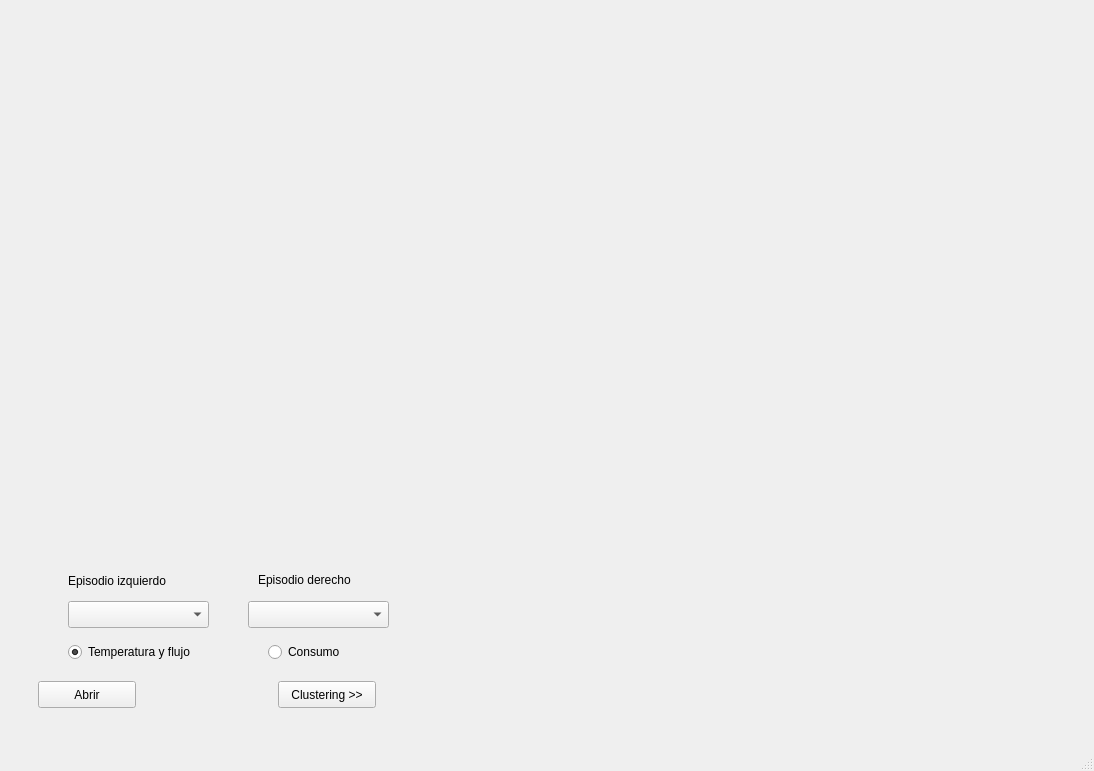
Qt form estudio_flujos_app/interfaz.ui (acrsilva/Seguimiento-automatizado-de-variables-de-control) before a commit.
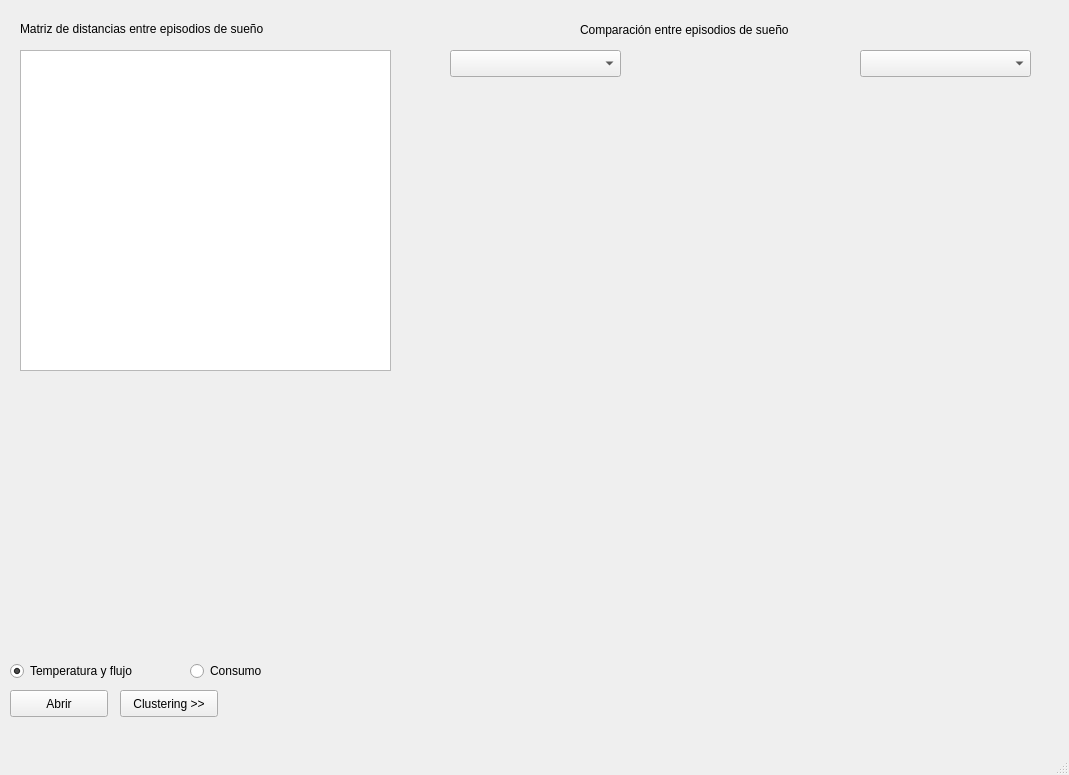
The same form after that commit.

Commit message: nueva interfaz

```diff
--- a/estudio_flujos_app/interfaz.ui
+++ b/estudio_flujos_app/interfaz.ui
@@ -6,55 +6,20 @@
    <rect>
     <x>0</x>
     <y>0</y>
-    <width>1094</width>
-    <height>771</height>
+    <width>1069</width>
+    <height>775</height>
    </rect>
   </property>
   <property name="windowTitle">
    <string>MainWindow</string>
   </property>
   <widget class="QWidget" name="centralwidget">
-   <layout class="QHBoxLayout" name="horizontalLayout">
-    <item>
-     <widget class="QWidget" name="widget_3" native="true">
-      <property name="sizePolicy">
-       <sizepolicy hsizetype="Expanding" vsizetype="Expanding">
-        <horstretch>0</horstretch>
-        <verstretch>0</verstretch>
-       </sizepolicy>
-      </property>
-      <layout class="QVBoxLayout" name="verticalLayout">
-       <item>
-        <widget class="QWidget" name="widget" native="true">
-         <property name="sizePolicy">
-          <sizepolicy hsizetype="Expanding" vsizetype="Expanding">
-           <horstretch>0</horstretch>
-           <verstretch>0</verstretch>
-          </sizepolicy>
-         </property>
-         <layout class="QHBoxLayout" name="plotLayout"/>
-        </widget>
-       </item>
-       <item>
-        <widget class="QWidget" name="widget_2" native="true">
-         <property name="sizePolicy">
-          <sizepolicy hsizetype="Minimum" vsizetype="Preferred">
-           <horstretch>0</horstretch>
-           <verstretch>0</verstretch>
-          </sizepolicy>
-         </property>
-         <property name="minimumSize">
-          <size>
-           <width>0</width>
-           <height>180</height>
-          </size>
-         </property>
          <widget class="QComboBox" name="cbx1">
           <property name="geometry">
            <rect>
-            <x>50</x>
+      <x>450</x>
             <y>50</y>
-            <width>141</width>
+      <width>171</width>
             <height>27</height>
            </rect>
           </property>
@@ -68,70 +33,18 @@
          <widget class="QComboBox" name="cbx2">
           <property name="geometry">
            <rect>
-            <x>230</x>
+      <x>860</x>
             <y>50</y>
-            <width>141</width>
+      <width>171</width>
             <height>27</height>
            </rect>
           </property>
          </widget>
-         <widget class="QLabel" name="label">
-          <property name="geometry">
-           <rect>
-            <x>50</x>
-            <y>20</y>
-            <width>131</width>
-            <height>20</height>
-           </rect>
-          </property>
-          <property name="text">
-           <string>Episodio izquierdo</string>
-          </property>
-         </widget>
-         <widget class="QLabel" name="label_2">
-          <property name="geometry">
-           <rect>
-            <x>240</x>
-            <y>20</y>
-            <width>121</width>
-            <height>17</height>
-           </rect>
-          </property>
-          <property name="text">
-           <string>Episodio derecho</string>
-          </property>
-         </widget>
-         <widget class="QPushButton" name="btnAbrir">
-          <property name="geometry">
-           <rect>
-            <x>20</x>
-            <y>130</y>
-            <width>98</width>
-            <height>27</height>
-           </rect>
-          </property>
-          <property name="text">
-           <string>Abrir</string>
-          </property>
-         </widget>
-         <widget class="QPushButton" name="btnClustering">
-          <property name="geometry">
-           <rect>
-            <x>260</x>
-            <y>130</y>
-            <width>98</width>
-            <height>27</height>
-           </rect>
-          </property>
-          <property name="text">
-           <string>Clustering &gt;&gt;</string>
-          </property>
-         </widget>
          <widget class="QRadioButton" name="rbTemperatura">
           <property name="geometry">
            <rect>
-            <x>50</x>
-            <y>90</y>
+      <x>10</x>
+      <y>660</y>
             <width>171</width>
             <height>22</height>
            </rect>
@@ -143,11 +56,24 @@
            <bool>true</bool>
           </property>
          </widget>
+   <widget class="QPushButton" name="btnClustering">
+    <property name="geometry">
+     <rect>
+      <x>120</x>
+      <y>690</y>
+      <width>98</width>
+      <height>27</height>
+     </rect>
+    </property>
+    <property name="text">
+     <string>Clustering &gt;&gt;</string>
+    </property>
+   </widget>
          <widget class="QRadioButton" name="rbConsumo">
           <property name="geometry">
            <rect>
-            <x>250</x>
-            <y>90</y>
+      <x>190</x>
+      <y>660</y>
             <width>116</width>
             <height>22</height>
            </rect>
@@ -156,30 +82,77 @@
            <string>Consumo</string>
           </property>
          </widget>
-        </widget>
-       </item>
-      </layout>
-     </widget>
-    </item>
-    <item>
-     <widget class="QWidget" name="widget_4" native="true">
-      <property name="sizePolicy">
-       <sizepolicy hsizetype="Expanding" vsizetype="Expanding">
-        <horstretch>0</horstretch>
-        <verstretch>0</verstretch>
-       </sizepolicy>
-      </property>
-      <property name="minimumSize">
-       <size>
-        <width>500</width>
-        <height>0</height>
-       </size>
-      </property>
-      <layout class="QVBoxLayout" name="clusteringLayout"/>
-     </widget>
-    </item>
-   </layout>
-  </widget>
+   <widget class="QPushButton" name="btnAbrir">
+    <property name="geometry">
+     <rect>
+      <x>10</x>
+      <y>690</y>
+      <width>98</width>
+      <height>27</height>
+     </rect>
+    </property>
+    <property name="text">
+     <string>Abrir</string>
+    </property>
+   </widget>
+   <widget class="QTableWidget" name="tableDistancias">
+    <property name="geometry">
+     <rect>
+      <x>20</x>
+      <y>50</y>
+      <width>371</width>
+      <height>321</height>
+     </rect>
+    </property>
+   </widget>
+   <widget class="QWidget" name="wgDendograma" native="true">
+    <property name="geometry">
+     <rect>
+      <x>20</x>
+      <y>390</y>
+      <width>371</width>
+      <height>251</height>
+     </rect>
+    </property>
+   </widget>
+   <widget class="QLabel" name="label_3">
+    <property name="geometry">
+     <rect>
+      <x>20</x>
+      <y>20</y>
+      <width>311</width>
+      <height>17</height>
+     </rect>
+    </property>
+    <property name="text">
+     <string>Matriz de distancias entre episodios de sueño</string>
+    </property>
+   </widget>
+   <widget class="QLabel" name="label">
+    <property name="geometry">
+     <rect>
+      <x>580</x>
+      <y>20</y>
+      <width>261</width>
+      <height>20</height>
+     </rect>
+    </property>
+    <property name="text">
+     <string>Comparación entre episodios de sueño</string>
+    </property>
+   </widget>
+   <widget class="QWidget" name="widget" native="true">
+    <property name="geometry">
+     <rect>
+      <x>420</x>
+      <y>90</y>
+      <width>631</width>
+      <height>551</height>
+     </rect>
+    </property>
+   </widget>
+  </widget>
+  <widget class="QStatusBar" name="statusbar"/>
   <widget class="QMenuBar" name="menubar">
    <property name="geometry">
     <rect>
@@ -190,7 +163,6 @@
     </rect>
    </property>
   </widget>
-  <widget class="QStatusBar" name="statusbar"/>
  </widget>
  <resources/>
  <connections/>
```
Left out of the diff: 4 changed lines with no effect on the pictures. Lines whose indentation alone changed are shown as unchanged. The commit also changes 1 other file.
